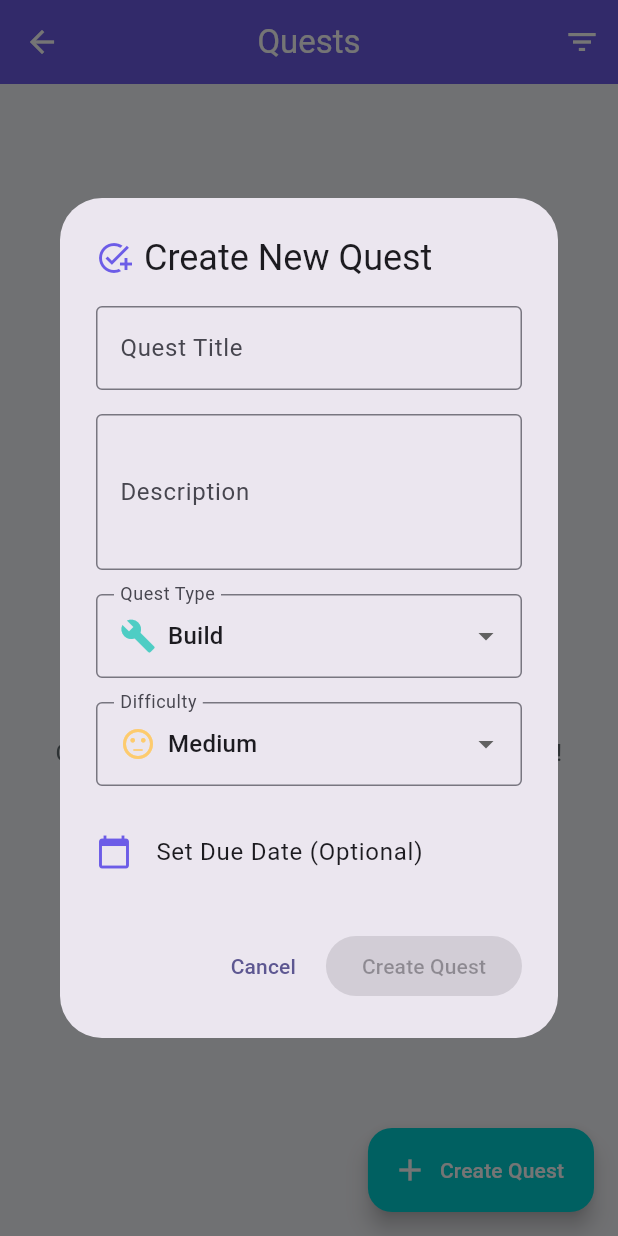
After one commit to NolenM93/QuestBoard, a Flutter app: the QuestsScreen screen opened directly, after a tap on "Create Your First Quest", on a phone screen of 412 x 824 dp. The commit adds this screen. Run offline on Flutter 3.47's test engine with Material 3 defaults, Android fonts, the phone set to English and light mode, and no system bars; our stand-ins replace flutter_riverpod, hive, hive_flutter, percent_indicator; accounts and stored records are empty; generated files the repository leaves out were written again; Roboto replaces fonts that are missing (Poppins).

Commit message:
Moving create Quest option to proper page

```diff
--- /dev/null
+++ b/questboard_app/lib/screens/quests_screen.dart
@@ -0,0 +1,392 @@
+import 'package:flutter/material.dart';
+import 'package:flutter_riverpod/flutter_riverpod.dart';
+import 'package:questboard_app/models/quest.dart';
+import 'package:questboard_app/utils/constants.dart';
+
+class QuestsScreen extends ConsumerWidget {
+  const QuestsScreen({super.key});
+
+  @override
+  Widget build(BuildContext context, WidgetRef ref) {
+    return Scaffold(
+      appBar: AppBar(
+        title: const Text('Quests'),
+        actions: [
+          IconButton(
+            icon: const Icon(Icons.filter_list),
+            onPressed: () {
+              _showFilterDialog(context);
+            },
+          ),
+        ],
+      ),
+      body: _buildQuestsList(context),
+      floatingActionButton: FloatingActionButton.extended(
+        onPressed: () {
+          _showCreateQuestDialog(context);
+        },
+        icon: const Icon(Icons.add),
+        label: const Text('Create Quest'),
+      ),
+    );
+  }
+
+  Widget _buildQuestsList(BuildContext context) {
+    // For now, show empty state - this will be populated with actual quest data later
+    return _buildEmptyState(context);
+  }
+
+  Widget _buildEmptyState(BuildContext context) {
+    return Center(
+      child: Padding(
+        padding: const EdgeInsets.all(AppSpacing.xl),
+        child: Column(
+          mainAxisAlignment: MainAxisAlignment.center,
+          children: [
+            Container(
+              width: 120,
+              height: 120,
+              decoration: BoxDecoration(
+                color: AppColors.primary.withValues(alpha: 0.1),
+                borderRadius: BorderRadius.circular(AppRadius.xl),
+              ),
+              child: Icon(
+                Icons.task_outlined,
+                size: 64,
+                color: AppColors.primary.withValues(alpha: 0.5),
+              ),
+            ),
+            const SizedBox(height: AppSpacing.xl),
+            Text(
+              'No Quests Yet',
+              style: AppTextStyles.h2.copyWith(
+                color: AppColors.textPrimary,
+              ),
+            ),
+            const SizedBox(height: AppSpacing.md),
+            Text(
+              'Create your first quest to start your adventure!',
+              style: AppTextStyles.bodyLarge.copyWith(
+                color: AppColors.textSecondary,
+              ),
+              textAlign: TextAlign.center,
+            ),
+            const SizedBox(height: AppSpacing.xl),
+            ElevatedButton.icon(
+              onPressed: () {
+                _showCreateQuestDialog(context);
+              },
+              icon: const Icon(Icons.add),
+              label: const Text('Create Your First Quest'),
+              style: ElevatedButton.styleFrom(
+                backgroundColor: AppColors.primary,
+                foregroundColor: Colors.white,
+                padding: const EdgeInsets.symmetric(
+                  horizontal: AppSpacing.xl,
+                  vertical: AppSpacing.md,
+                ),
+              ),
+            ),
+          ],
+        ),
+      ),
+    );
+  }
+
+  void _showCreateQuestDialog(BuildContext context) {
+    showDialog(
+      context: context,
+      builder: (context) => const CreateQuestDialog(),
+    );
+  }
+
+  void _showFilterDialog(BuildContext context) {
+    showDialog(
+      context: context,
+      builder: (context) => AlertDialog(
+        title: const Text('Filter Quests'),
+        content: Column(
+          mainAxisSize: MainAxisSize.min,
+          children: [
+            Text(
+              'Filter options coming soon!',
+              style: AppTextStyles.bodyMedium.copyWith(
+                color: AppColors.textSecondary,
+              ),
+            ),
+          ],
+        ),
+        actions: [
+          TextButton(
+            onPressed: () => Navigator.of(context).pop(),
+            child: const Text('Close'),
+          ),
+        ],
+      ),
+    );
+  }
+}
+
+class CreateQuestDialog extends StatefulWidget {
+  const CreateQuestDialog({super.key});
+
+  @override
+  State<CreateQuestDialog> createState() => _CreateQuestDialogState();
+}
+
+class _CreateQuestDialogState extends State<CreateQuestDialog> {
+  final _titleController = TextEditingController();
+  final _descriptionController = TextEditingController();
+  QuestType _selectedType = QuestType.build;
+  QuestDifficulty _selectedDifficulty = QuestDifficulty.medium;
+  DateTime? _dueDate;
+
+  @override
+  Widget build(BuildContext context) {
+    return AlertDialog(
+      title: Row(
+        children: [
+          Icon(
+            Icons.add_task,
+            color: AppColors.primary,
+          ),
+          const SizedBox(width: AppSpacing.sm),
+          const Text('Create New Quest'),
+        ],
+      ),
+      content: SizedBox(
+        width: double.maxFinite,
+        child: SingleChildScrollView(
+          child: Column(
+            mainAxisSize: MainAxisSize.min,
+            crossAxisAlignment: CrossAxisAlignment.start,
+            children: [
+              TextField(
+                controller: _titleController,
+                decoration: const InputDecoration(
+                  labelText: 'Quest Title',
+                  hintText: 'Enter a descriptive title',
+                  border: OutlineInputBorder(),
+                ),
+              ),
+              const SizedBox(height: AppSpacing.md),
+              TextField(
+                controller: _descriptionController,
+                decoration: const InputDecoration(
+                  labelText: 'Description',
+                  hintText: 'What needs to be accomplished?',
+                  border: OutlineInputBorder(),
+                ),
+                maxLines: 3,
+              ),
+              const SizedBox(height: AppSpacing.md),
+              DropdownButtonFormField<QuestType>(
+                value: _selectedType,
+                decoration: const InputDecoration(
+                  labelText: 'Quest Type',
+                  border: OutlineInputBorder(),
+                ),
+                items: QuestType.values.map((type) {
+                  return DropdownMenuItem(
+                    value: type,
+                    child: Row(
+                      children: [
+                        Icon(
+                          _getQuestTypeIcon(type),
+                          color: _getQuestTypeColor(type),
+                        ),
+                        const SizedBox(width: AppSpacing.sm),
+                        Text(_formatQuestType(type)),
+                      ],
+                    ),
+                  );
+                }).toList(),
+                onChanged: (value) {
+                  if (value != null) {
+                    setState(() {
+                      _selectedType = value;
+                    });
+                  }
+                },
+              ),
+              const SizedBox(height: AppSpacing.md),
+              DropdownButtonFormField<QuestDifficulty>(
+                value: _selectedDifficulty,
+                decoration: const InputDecoration(
+                  labelText: 'Difficulty',
+                  border: OutlineInputBorder(),
+                ),
+                items: QuestDifficulty.values.map((difficulty) {
+                  return DropdownMenuItem(
+                    value: difficulty,
+                    child: Row(
+                      children: [
+                        Icon(
+                          _getDifficultyIcon(difficulty),
+                          color: _getDifficultyColor(difficulty),
+                        ),
+                        const SizedBox(width: AppSpacing.sm),
+                        Text(_formatDifficulty(difficulty)),
+                      ],
+                    ),
+                  );
+                }).toList(),
+                onChanged: (value) {
+                  if (value != null) {
+                    setState(() {
+                      _selectedDifficulty = value;
+                    });
+                  }
+                },
+              ),
+              const SizedBox(height: AppSpacing.md),
+              ListTile(
+                contentPadding: EdgeInsets.zero,
+                leading: Icon(
+                  Icons.calendar_today,
+                  color: AppColors.primary,
+                ),
+                title: Text(_dueDate == null ? 'Set Due Date (Optional)' : 'Due Date'),
+                subtitle: _dueDate == null
+                    ? null
+                    : Text('${_dueDate!.day}/${_dueDate!.month}/${_dueDate!.year}'),
+                trailing: _dueDate == null
+                    ? null
+                    : IconButton(
+                        icon: const Icon(Icons.clear),
+                        onPressed: () {
+                          setState(() {
+                            _dueDate = null;
+                          });
+                        },
+                      ),
+                onTap: () async {
+                  final date = await showDatePicker(
+                    context: context,
+                    initialDate: DateTime.now().add(const Duration(days: 7)),
+                    firstDate: DateTime.now(),
+                    lastDate: DateTime.now().add(const Duration(days: 365)),
+                  );
+                  if (date != null) {
+                    setState(() {
+                      _dueDate = date;
+                    });
+                  }
+                },
+              ),
+            ],
+          ),
+        ),
+      ),
+      actions: [
+        TextButton(
+          onPressed: () => Navigator.of(context).pop(),
+          child: const Text('Cancel'),
+        ),
+        ElevatedButton(
+          onPressed: _titleController.text.isNotEmpty ? _createQuest : null,
+          style: ElevatedButton.styleFrom(
+            backgroundColor: AppColors.primary,
+            foregroundColor: Colors.white,
+          ),
+          child: const Text('Create Quest'),
+        ),
+      ],
+    );
+  }
+
+  void _createQuest() {
+    if (_titleController.text.trim().isEmpty) return;
+
+    // TODO: Implement quest creation logic with providers
+    // For now, just show a success message and close dialog
+
+    ScaffoldMessenger.of(context).showSnackBar(
+      SnackBar(
+        content: Text('Quest "${_titleController.text}" created!'),
+        backgroundColor: AppColors.success,
+      ),
+    );
+
+    Navigator.of(context).pop();
+  }
+
+  IconData _getQuestTypeIcon(QuestType type) {
+    switch (type) {
+      case QuestType.brainstorm:
+        return Icons.lightbulb_outline;
+      case QuestType.build:
+        return Icons.build;
+      case QuestType.promote:
+        return Icons.campaign;
+      case QuestType.research:
+        return Icons.search;
+      case QuestType.test:
+        return Icons.bug_report;
+      case QuestType.review:
+        return Icons.rate_review;
+      case QuestType.learn:
+        return Icons.school;
+    }
+  }
+
+  Color _getQuestTypeColor(QuestType type) {
+    switch (type) {
+      case QuestType.brainstorm:
+        return AppColors.brainstorm;
+      case QuestType.build:
+        return AppColors.build;
+      case QuestType.promote:
+        return AppColors.promote;
+      case QuestType.research:
+        return AppColors.research;
+      case QuestType.test:
+        return AppColors.test;
+      case QuestType.review:
+        return AppColors.review;
+      case QuestType.learn:
+        return AppColors.learn;
+    }
+  }
+
+  String _formatQuestType(QuestType type) {
+    return type.name[0].toUpperCase() + type.name.substring(1);
+  }
+
+  IconData _getDifficultyIcon(QuestDifficulty difficulty) {
+    switch (difficulty) {
+      case QuestDifficulty.easy:
+        return Icons.sentiment_satisfied;
+      case QuestDifficulty.medium:
+        return Icons.sentiment_neutral;
+      case QuestDifficulty.hard:
+        return Icons.sentiment_dissatisfied;
+      case QuestDifficulty.epic:
+        return Icons.whatshot;
+    }
+  }
+
+  Color _getDifficultyColor(QuestDifficulty difficulty) {
+    switch (difficulty) {
+      case QuestDifficulty.easy:
+        return AppColors.success;
+      case QuestDifficulty.medium:
+        return AppColors.warning;
+      case QuestDifficulty.hard:
+        return AppColors.error;
+      case QuestDifficulty.epic:
+        return AppColors.promote;
+    }
+  }
+
+  String _formatDifficulty(QuestDifficulty difficulty) {
+    return difficulty.name[0].toUpperCase() + difficulty.name.substring(1);
+  }
+
+  @override
+  void dispose() {
+    _titleController.dispose();
+    _descriptionController.dispose();
+    super.dispose();
+  }
+}
```
Also changed, not shown: questboard_app/lib/screens/home_screen.dart (+142 -12 lines), questboard_app/lib/screens/main_navigation_screen.dart (+2 -43 lines).
